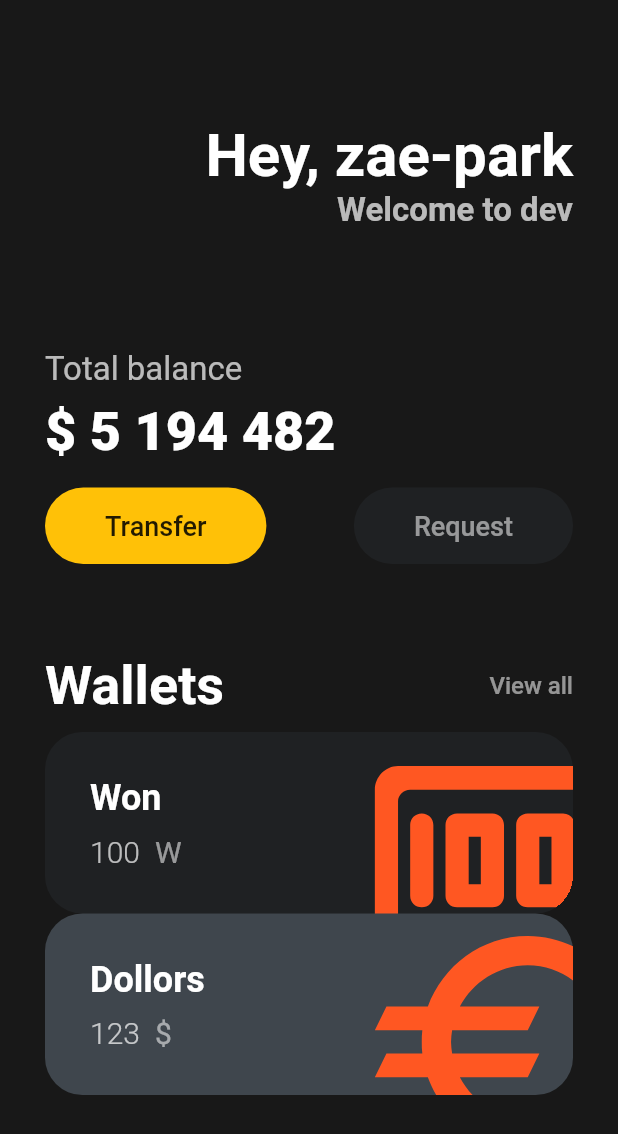
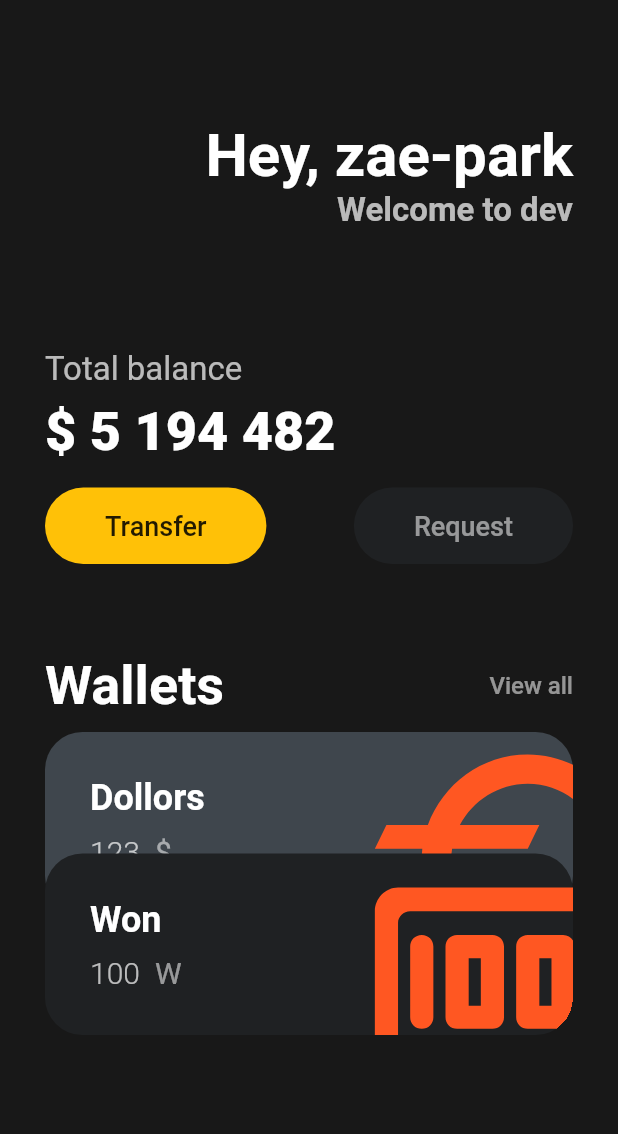
Before and after one commit to zae-park/Nomad, a Flutter app: the screen it shows after launch, on a phone screen of 412 x 824 dp. Shown: the top 1134 px of the screen. Run offline on Flutter 3.47's test engine with Material 2 defaults, Android fonts, the light colour scheme and no system bars.

Commit message:
overlapped cards with transform widget

```diff
--- a/webtoon_flutter/lib/main.dart
+++ b/webtoon_flutter/lib/main.dart
@@ -104,23 +104,26 @@ class MyApp extends StatelessWidget {
               const SizedBox(height: 10),
               Column(
                 mainAxisAlignment: MainAxisAlignment.center,
-                children: const [
-                  crd.MyCard(
-                    amount: '100',
-                    moneyName: 'Won',
-                    moneyAbb: 'W',
-                    bgColor: Color(0xFF1F2123),
-                    logo: Icons.money_rounded,
-                  ),
-                  crd.MyCard(
+                children: [
+                  const crd.MyCard(
                     amount: '123',
                     moneyName: 'Dollors',
                     moneyAbb: '\$',
                     bgColor: Color.fromARGB(255, 63, 70, 77),
                     logo: Icons.euro,
                   ),
+                  Transform.translate(
+                    offset: const Offset(0, -40),
+                    child: const crd.MyCard(
+                      amount: '100',
+                      moneyName: 'Won',
+                      moneyAbb: 'W',
+                      bgColor: Color(0xFF1F2123),
+                      logo: Icons.money_rounded,
+                    ),
+                  ),
                 ],
-              )
+              ),
             ],
           ),
         ),
```
